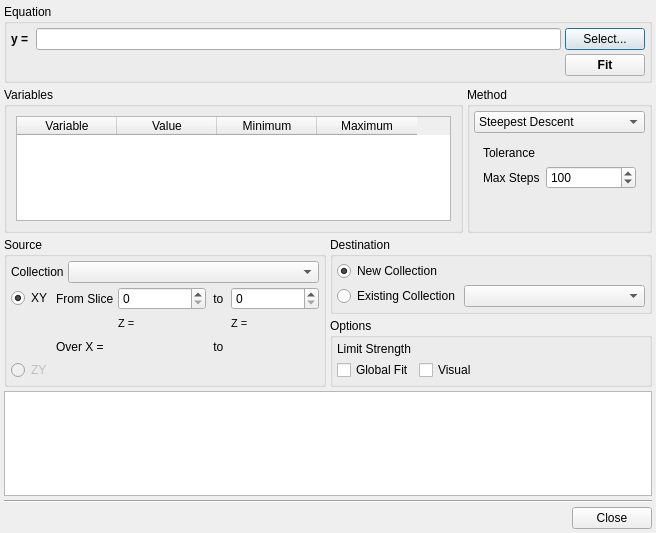
Above: src/gui/fit.ui from trisyoungs/uchroma before the change. Below: the same form after it.
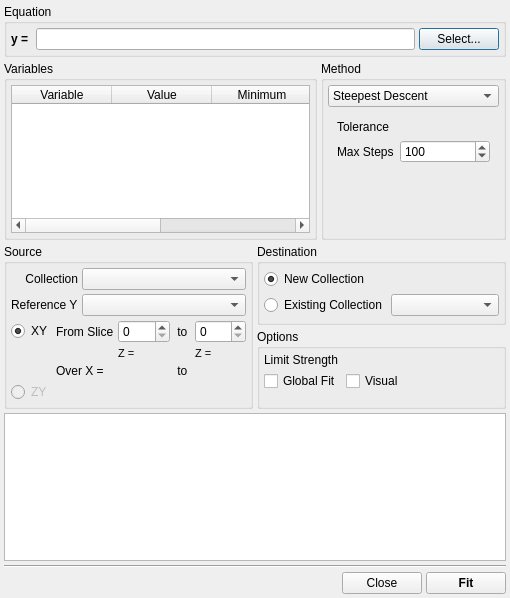
That is the form after the change. Icons and pictures are not drawn. Custom widgets are drawn as their Qt base class.

Commit message: Rewrote fitting routines in FitDialog to make use of new FitTarget class (which stores indices to target slice / abscissa values) rather than make a copy of the original data as was done before. DisplaySlice::yExists_ is now an array of enum DataPointType, rather than a simple bool, allowing determination of whether a point exists in the original data, is interpolated from surrounding values, or is missing completely. Changed value argument from Array<A>::createEmpty() from type 'double' to type 'A'. Renamed DisplaySlice::yExists_ to yType_.

Diff of the .ui file:
```diff
--- a/src/gui/fit.ui
+++ b/src/gui/fit.ui
@@ -9,8 +9,8 @@
    <rect>
     <x>0</x>
     <y>0</y>
-    <width>656</width>
-    <height>533</height>
+    <width>510</width>
+    <height>598</height>
    </rect>
   </property>
   <property name="windowTitle">
@@ -103,36 +103,6 @@
         </item>
        </layout>
       </item>
-      <item>
-       <layout class="QHBoxLayout" name="horizontalLayout_5">
-        <item>
-         <spacer name="horizontalSpacer">
-          <property name="orientation">
-           <enum>Qt::Horizontal</enum>
-          </property>
-          <property name="sizeHint" stdset="0">
-           <size>
-            <width>40</width>
-            <height>20</height>
-           </size>
-          </property>
-         </spacer>
-        </item>
-        <item>
-         <widget class="QPushButton" name="FitButton">
-          <property name="font">
-           <font>
-            <weight>75</weight>
-            <bold>true</bold>
-           </font>
-          </property>
-          <property name="text">
-           <string>Fit</string>
-          </property>
-         </widget>
-        </item>
-       </layout>
-      </item>
      </layout>
     </widget>
    </item>
@@ -153,8 +123,11 @@
         <string>Variables</string>
        </property>
        <layout class="QVBoxLayout" name="verticalLayout_2">
-        <property name="leftMargin">
-         <number>9</number>
+        <property name="spacing">
+         <number>4</number>
+        </property>
+        <property name="margin">
+         <number>4</number>
         </property>
         <item>
          <widget class="QTableWidget" name="VariablesTable">
@@ -290,8 +263,8 @@
          <number>4</number>
         </property>
         <item>
-         <layout class="QHBoxLayout" name="horizontalLayout_3">
-          <item>
+         <layout class="QGridLayout" name="gridLayout_2">
+          <item row="0" column="0">
            <widget class="QLabel" name="label">
             <property name="sizePolicy">
              <sizepolicy hsizetype="Minimum" vsizetype="Preferred">
@@ -302,9 +275,12 @@
             <property name="text">
              <string>Collection</string>
             </property>
+            <property name="alignment">
+             <set>Qt::AlignRight|Qt::AlignTrailing|Qt::AlignVCenter</set>
+            </property>
            </widget>
           </item>
-          <item>
+          <item row="0" column="1">
            <widget class="QComboBox" name="SourceCollectionCombo">
             <property name="sizePolicy">
              <sizepolicy hsizetype="Expanding" vsizetype="Fixed">
@@ -314,6 +290,29 @@
             </property>
            </widget>
           </item>
+          <item row="1" column="0">
+           <widget class="QLabel" name="label_10">
+            <property name="sizePolicy">
+             <sizepolicy hsizetype="Minimum" vsizetype="Preferred">
+              <horstretch>0</horstretch>
+              <verstretch>0</verstretch>
+             </sizepolicy>
+            </property>
+            <property name="text">
+             <string>Reference Y</string>
+            </property>
+           </widget>
+          </item>
+          <item row="1" column="1">
+           <widget class="QComboBox" name="SourceReferenceYCombo">
+            <property name="sizePolicy">
+             <sizepolicy hsizetype="Expanding" vsizetype="Fixed">
+              <horstretch>0</horstretch>
+              <verstretch>0</verstretch>
+             </sizepolicy>
+            </property>
+           </widget>
+          </item>
          </layout>
         </item>
         <item>
@@ -592,6 +591,19 @@
        </property>
       </widget>
      </item>
+     <item>
+      <widget class="QPushButton" name="FitButton">
+       <property name="font">
+        <font>
+         <weight>75</weight>
+         <bold>true</bold>
+        </font>
+       </property>
+       <property name="text">
+        <string>Fit</string>
+       </property>
+      </widget>
+     </item>
     </layout>
    </item>
   </layout>
```
The commit also changes 28 other files.
